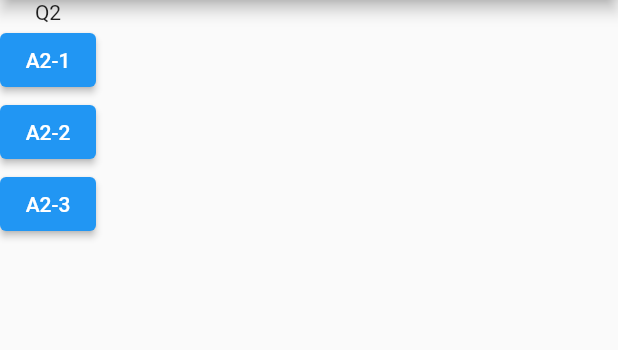
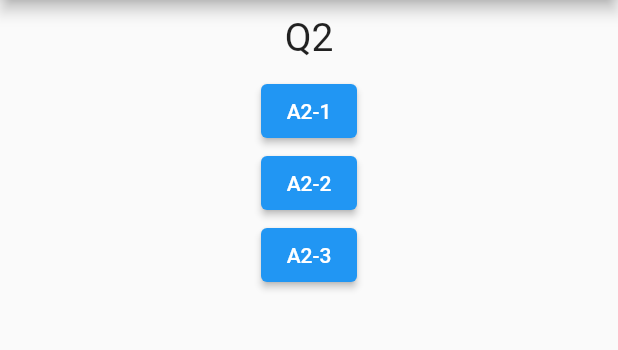
Before and after one commit to jinyongnan810/flutter-quiz-app, a Flutter app: the screen it shows after launch, after a tap on "A1-1", on a phone screen of 412 x 824 dp, the part 84-434 px from its top. Run offline on Flutter 3.47's test engine with Material 2 defaults, Android fonts, the phone set to English and light mode, and no system bars.

Commit message:
styling of text component

```diff
--- a/lib/question.dart
+++ b/lib/question.dart
@@ -7,6 +7,13 @@ class Question extends StatelessWidget {
 
   @override
   Widget build(BuildContext context) {
-    return Text(_text);
+    return Container(
+        width: double.infinity,
+        margin: EdgeInsets.all(10),
+        child: Text(
+          _text,
+          style: TextStyle(fontSize: 26),
+          textAlign: TextAlign.center,
+        ));
   }
 }
```
